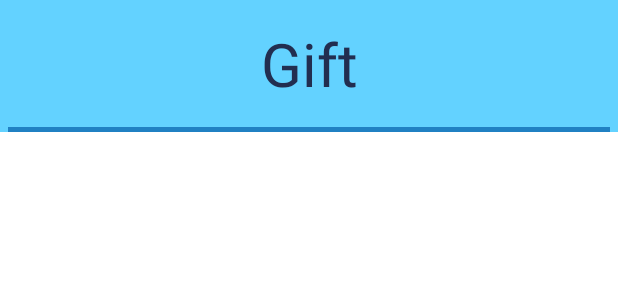
After one commit to michaelcummins1/FinalProject, an Android app: the layout view_person_item_layout.xml on its own in the app's theme, with its tools: preview values and no code run, on a phone screen of 412 x 824 dp. The commit adds this screen. Shown: the top 300 px of the screen. Run offline under Robolectric (Android 15) with nearby library versions, the phone set to English and light mode, and no system bars.

Commit message:
Finished view person fragment and refined functionality of the clear event and clear people buttons

```diff
--- a/app/src/main/java/com/example/finalproject/PickDateFragment.kt
+++ b/app/src/main/java/com/example/finalproject/PickDateFragment.kt
@@ -8,9 +8,7 @@ import android.view.ViewGroup
 import android.widget.CalendarView
 import androidx.fragment.app.activityViewModels
 import androidx.navigation.findNavController
-import com.example.finalproject.databinding.FragmentCreateEventBinding
 import com.example.finalproject.databinding.FragmentPickDateBinding
-import java.util.*
 
 class PickDateFragment : Fragment() {
 
@@ -36,7 +34,7 @@ class PickDateFragment : Fragment() {
         val myOnClickListener: View.OnClickListener = View.OnClickListener { view ->
             when (view.id) {
                 R.id.confirm_date -> {
-                    viewModel.selectedPerson.value = null
+                    viewModel.selectedPersonCreate.value = null
                     rootView.findNavController().navigateUp()
                 }
             }
--- a/app/src/main/java/com/example/finalproject/ViewEventFragment.kt
+++ b/app/src/main/java/com/example/finalproject/ViewEventFragment.kt
@@ -9,6 +9,7 @@ import androidx.fragment.app.activityViewModels
 import com.example.finalproject.databinding.FragmentPickPersonBinding
 import com.example.finalproject.databinding.FragmentViewEventBinding
 import androidx.fragment.app.activityViewModels
+import androidx.navigation.findNavController
 
 
 class ViewEventFragment : Fragment() {
@@ -34,6 +35,10 @@ class ViewEventFragment : Fragment() {
         val myAdapter = ViewEventAdapter(selectedEvent.people, viewModel)
         binding.viewEventRecycler.adapter = myAdapter
 
+        binding.goBackButton1.setOnClickListener{
+            rootView.findNavController().navigateUp()
+        }
+
         return rootView
     }
 
--- /dev/null
+++ b/app/src/main/res/layout/view_person_item_layout.xml
@@ -0,0 +1,34 @@
+<?xml version="1.0" encoding="utf-8"?>
+<androidx.constraintlayout.widget.ConstraintLayout xmlns:android="http://schemas.android.com/apk/res/android"
+    xmlns:app="http://schemas.android.com/apk/res-auto"
+    xmlns:tools="http://schemas.android.com/tools"
+    android:layout_width="match_parent"
+    android:layout_height="wrap_content"
+    android:background="@color/azure">
+
+    <TextView
+        android:id="@+id/view_person_gift"
+        android:layout_width="wrap_content"
+        android:layout_height="wrap_content"
+        android:layout_marginTop="15dp"
+        android:layout_marginBottom="15dp"
+        android:text="Gift"
+        android:textColor="@color/navy"
+        android:textSize="40sp"
+        app:layout_constraintBottom_toTopOf="@id/textView4"
+        app:layout_constraintEnd_toEndOf="parent"
+        app:layout_constraintStart_toStartOf="parent"
+        app:layout_constraintTop_toTopOf="parent" />
+
+    <TextView
+        android:id="@+id/textView4"
+        android:layout_width="0dp"
+        android:layout_height="3dp"
+        android:layout_marginStart="5dp"
+        android:layout_marginEnd="5dp"
+        android:background="@color/blue"
+        app:layout_constraintBottom_toBottomOf="parent"
+        app:layout_constraintEnd_toEndOf="parent"
+        app:layout_constraintStart_toStartOf="parent"
+        app:layout_constraintTop_toBottomOf="@+id/view_event_name" />
+</androidx.constraintlayout.widget.ConstraintLayout>
```
Also changed, not shown: app/src/main/java/com/example/finalproject/CreateEventFragment.kt (+5 -12 lines), app/src/main/java/com/example/finalproject/DisplayEventsFragment.kt (+13 -0 lines), app/src/main/java/com/example/finalproject/EventViewModel.kt (+7 -6 lines), app/src/main/java/com/example/finalproject/ViewEventViewHolder.kt (+8 -0 lines), app/src/main/java/com/example/finalproject/ViewPersonAdapter.kt (added, +26 -0 lines), app/src/main/java/com/example/finalproject/ViewPersonFragment.kt (+11 -0 lines), app/src/main/java/com/example/finalproject/ViewPersonViewHolder.kt (added, +15 -0 lines), app/src/main/res/layout/fragment_view_event.xml (+11 -3 lines), app/src/main/res/layout/fragment_view_person.xml (+13 -2 lines).
